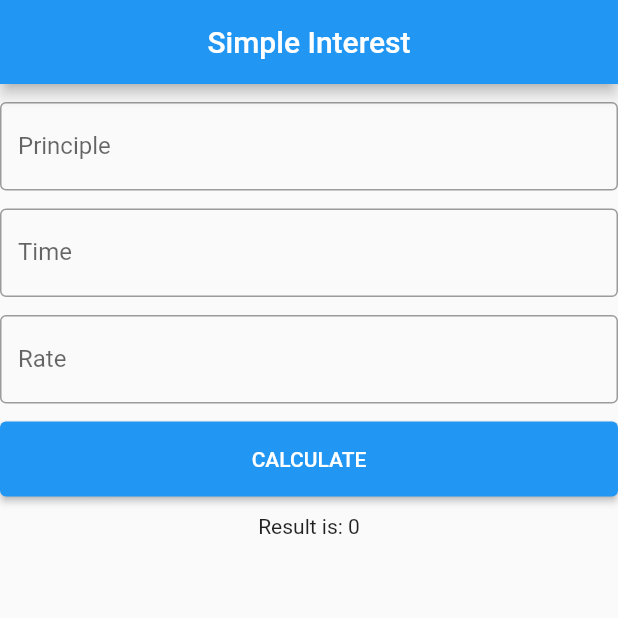
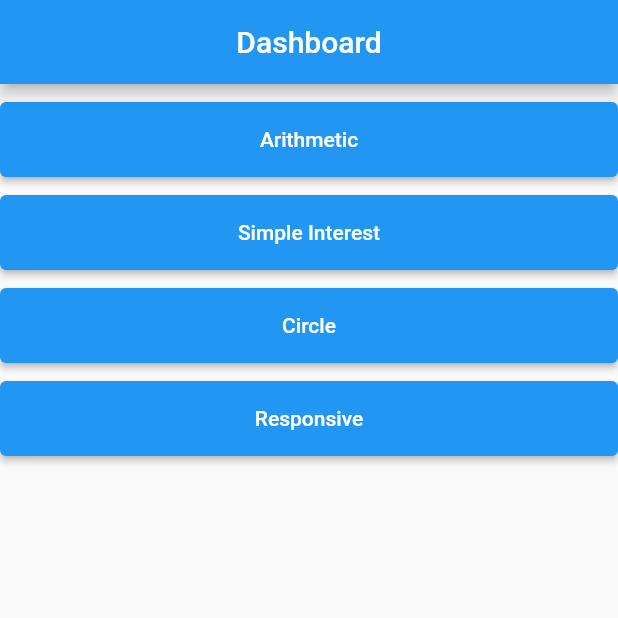
Before and after one commit to nishantdahal7/first_flutter, a Flutter app: the screen it shows after launch, on a phone screen of 412 x 824 dp, the top half of it. Run offline on Flutter 3.47's test engine with Material 2 defaults, Android fonts, the phone set to English and light mode, and no system bars.

Commit message:
area of circle

```diff
--- a/lib/app.dart
+++ b/lib/app.dart
@@ -1,4 +1,8 @@
-import 'package:first_flutter/arithmetic.dart';
+import 'package:first_flutter/view/arithmetic_view.dart';
+import 'package:first_flutter/view/circle_view.dart';
+import 'package:first_flutter/view/dashboard_view.dart';
+import 'package:first_flutter/view/responsive_design.dart';
+import 'package:first_flutter/view/si_view.dart';
 import 'package:flutter/material.dart';
 
 class App extends StatelessWidget {
@@ -6,9 +10,16 @@ class App extends StatelessWidget {
 
   @override
   Widget build(BuildContext context) {
-    return (const MaterialApp(
+    return (MaterialApp(
       debugShowCheckedModeBanner: false,
-      home: ArithmeticView(),
+      initialRoute: '/',
+      routes: {
+        '/': (context) => const DashboardView(),
+        '/siRoute': (context) => const SiView(),
+        '/arithmeticRoute': (context) => const ArithmeticView(),
+        '/circle': (context) => const CircleView(),
+        '/responsiveView': (context) => const ResponsiveDesign(),
+      },
     ));
   }
 }
--- a/lib/arithmetic.dart
+++ /dev/null
@@ -1,74 +0,0 @@
-import 'package:flutter/material.dart';
-
-class ArithmeticView extends StatefulWidget {
-  const ArithmeticView({super.key});
-
-  @override
-  State<ArithmeticView> createState() => _ArithmeticViewState();
-}
-
-class _ArithmeticViewState extends State<ArithmeticView> {
-  var gap = const SizedBox(
-    height: 12,
-  );
-  double principle = 0;
-  double time = 0;
-  double rate = 0;
-  int result = 0;
-
-  @override
-  Widget build(BuildContext context) {
-    return Scaffold(
-      appBar: AppBar(
-        title: const Text("Simple Interest"),
-        centerTitle: true,
-      ),
-      body: SafeArea(
-        child: Column(
-          children: [
-            gap,
-            TextFormField(
-              onChanged: (value) {
-                principle = double.parse(value);
-              },
-              keyboardType: TextInputType.number,
-              decoration: const InputDecoration(
-                  labelText: 'Principle', border: OutlineInputBorder()),
-            ),
-            gap,
-            TextFormField(
-              onChanged: (value) {
-                time = double.parse(value);
-              },
-              keyboardType: TextInputType.number,
-              decoration: const InputDecoration(
-                  labelText: 'Time', border: OutlineInputBorder()),
-            ),
-            gap,
-            TextFormField(
-              onChanged: (value) {
-                rate = double.parse(value);
-              },
-              keyboardType: TextInputType.number,
-              decoration: const InputDecoration(
-                  labelText: 'Rate', border: OutlineInputBorder()),
-            ),
-            gap,
-            SizedBox(
-              height: 50,
-              width: double.infinity,
-              child: ElevatedButton(
-                onPressed: () {},
-                child: const Text('CALCULATE'),
-              ),
-            ),
-            gap,
-            SizedBox(
-              child: Text('Result is: $result'),
-            )
-          ],
-        ),
-      ),
-    );
-  }
-}
--- /dev/null
+++ b/lib/model/area_of_circle_calculate.dart
@@ -0,0 +1,5 @@
+class Circle {
+  double calculate(double radius) {
+    return 3.14 * radius * radius;
+  }
+}
--- /dev/null
+++ b/lib/model/si_calculation.dart
@@ -0,0 +1,5 @@
+class SI {
+  double calculate(double principle, double time, double rate) {
+    return (principle * time * rate) / 100;
+  }
+}
--- /dev/null
+++ b/lib/view/dashboard_view.dart
@@ -0,0 +1,76 @@
+import 'package:flutter/material.dart';
+
+class DashboardView extends StatelessWidget {
+  const DashboardView({super.key});
+
+  @override
+  Widget build(BuildContext context) {
+    return Scaffold(
+      appBar: AppBar(
+        title: const Text("Dashboard"),
+        centerTitle: true,
+      ),
+      body: SafeArea(
+          child: Column(
+        children: [
+          const SizedBox(
+            height: 12,
+          ),
+          SizedBox(
+            height: 50,
+            width: double.infinity,
+            child: ElevatedButton(
+                onPressed: () {
+                  Navigator.pushNamed(context, '/arithmeticRoute');
+                },
+                child: const Text(
+                  "Arithmetic",
+                )),
+          ),
+          const SizedBox(
+            height: 12,
+          ),
+          SizedBox(
+            height: 50,
+            width: double.infinity,
+            child: ElevatedButton(
+                onPressed: () {
+                  Navigator.pushNamed(context, '/siRoute');
+                },
+                child: const Text(
+                  "Simple Interest",
+                )),
+          ),
+          const SizedBox(
+            height: 12,
+          ),
+          SizedBox(
+            height: 50,
+            width: double.infinity,
+            child: ElevatedButton(
+                onPressed: () {
+                  Navigator.pushNamed(context, '/circle');
+                },
+                child: const Text(
+                  "Circle",
+                )),
+          ),
+          const SizedBox(
+            height: 12,
+          ),
+          SizedBox(
+            height: 50,
+            width: double.infinity,
+            child: ElevatedButton(
+                onPressed: () {
+                  Navigator.pushNamed(context, '/responsiveView');
+                },
+                child: const Text(
+                  "Responsive",
+                )),
+          ),
+        ],
+      )),
+    );
+  }
+}
```
Also changed, not shown: lib/model/arithmetic.dart (added, +17 -0 lines), lib/view/arithmetic_view.dart (added, +104 -0 lines), lib/view/circle_view.dart (added, +66 -0 lines), lib/view/responsive_design.dart (added, +73 -0 lines), lib/view/si_view.dart (added, +87 -0 lines).
